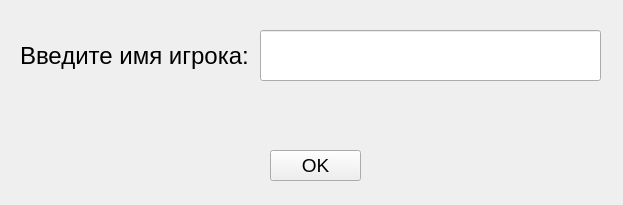
pop-arthur/Little_Carrot, file data/qt/input_player_name.ui: the form before one commit.
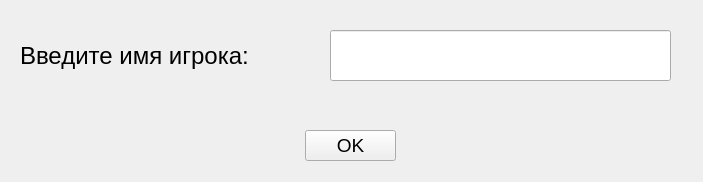
The form after the commit.

Diff of the .ui file:
```diff
--- a/data/qt/input_player_name.ui
+++ b/data/qt/input_player_name.ui
@@ -6,8 +6,8 @@
    <rect>
     <x>0</x>
     <y>0</y>
-    <width>623</width>
-    <height>205</height>
+    <width>703</width>
+    <height>182</height>
    </rect>
   </property>
   <property name="windowTitle">
@@ -18,7 +18,7 @@
     <rect>
      <x>20</x>
      <y>30</y>
-     <width>281</width>
+     <width>291</width>
      <height>51</height>
     </rect>
    </property>
@@ -34,7 +34,7 @@
   <widget class="QLineEdit" name="player_name_lineedit">
    <property name="geometry">
     <rect>
-     <x>260</x>
+     <x>330</x>
      <y>30</y>
      <width>341</width>
      <height>51</height>
@@ -49,8 +49,8 @@
   <widget class="QPushButton" name="ok_button">
    <property name="geometry">
     <rect>
-     <x>270</x>
-     <y>150</y>
+     <x>305</x>
+     <y>130</y>
      <width>91</width>
      <height>31</height>
     </rect>
```
